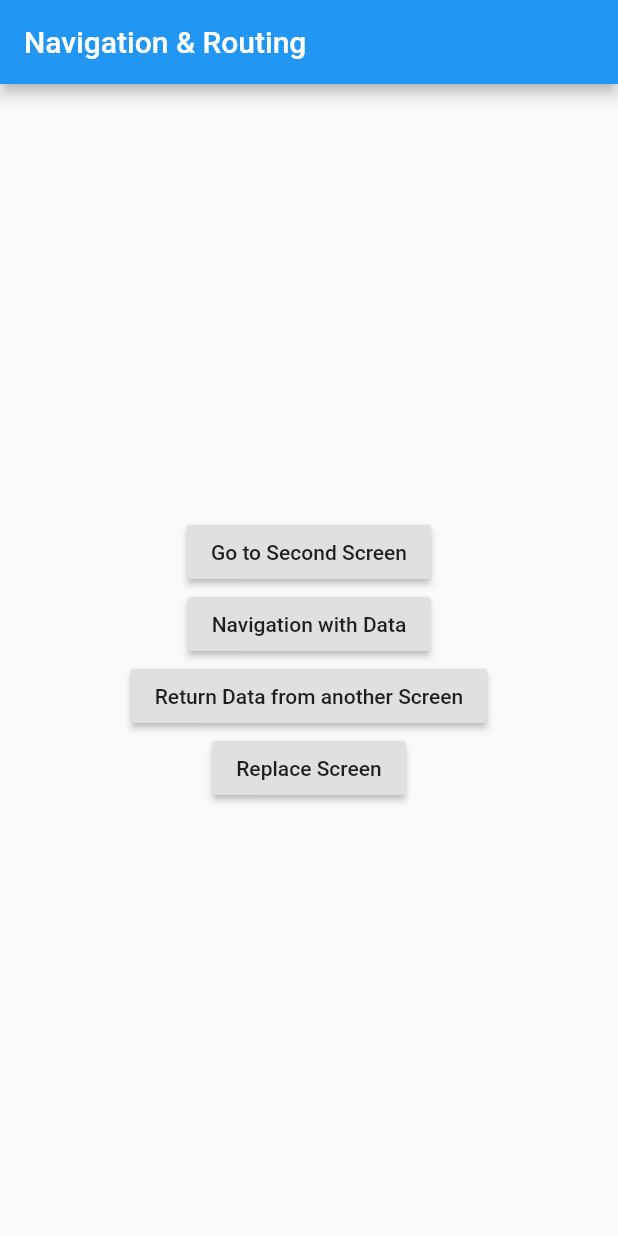
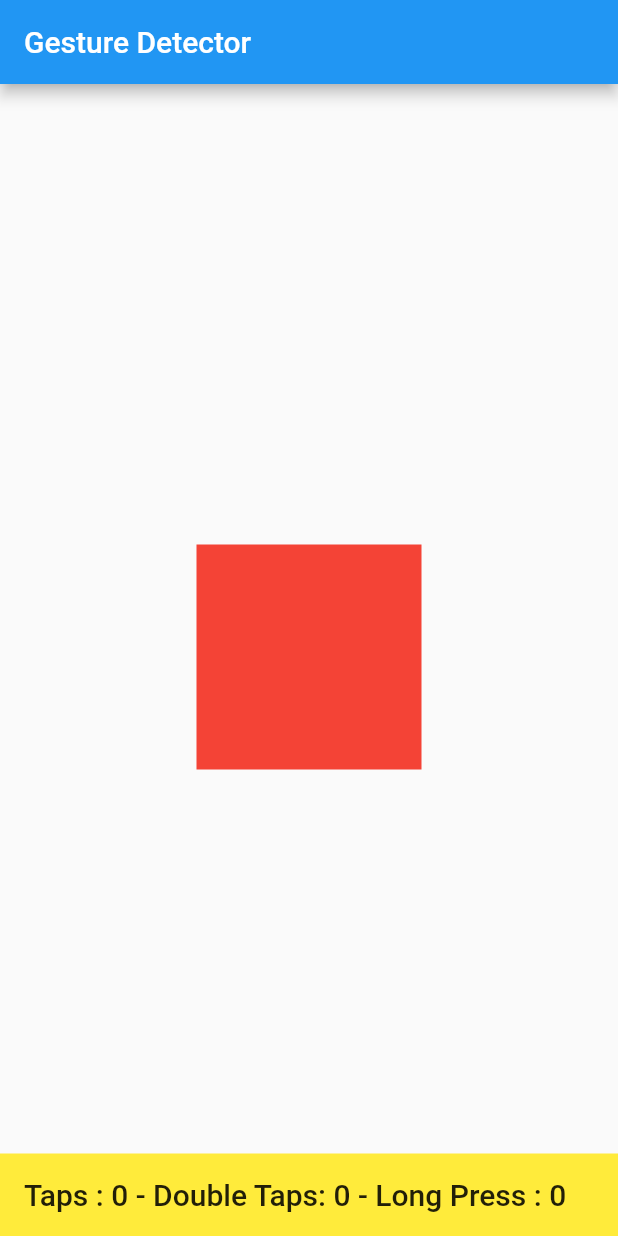
Before and after one commit to AnandaDwiprayoga/flutter-fundamental, a Flutter app: the screen it shows after launch, on a phone screen of 412 x 824 dp. Run offline on Flutter 3.47's test engine with Material 2 defaults, Android fonts, the light colour scheme and no system bars.

Commit message:
finish branch gesture

```diff
--- a/lib/FirstScreen.dart
+++ /dev/null
@@ -1,170 +0,0 @@
-import 'package:flutter/material.dart';
-
-class FirstScreen extends StatelessWidget {
-
-  final _scaffoldKey = GlobalKey<ScaffoldState>();
-
-  @override
-  Widget build(BuildContext context) {
-    return Scaffold(
-        key: _scaffoldKey,
-        appBar: AppBar(
-          title: Text('Navigation & Routing'),
-        ),
-        body: Center(
-          child: Column(
-            mainAxisAlignment: MainAxisAlignment.center,
-            children: <Widget>[
-              RaisedButton(
-                child: Text('Go to Second Screen'),
-                onPressed: (){
-                  //normal navigation menggunakan Navigator.push/pop
-                  Navigator.pushNamed(context, '/secondScreen');
-                }
-              ),
-              RaisedButton(
-                child: Text('Navigation with Data'),
-                onPressed: (){
-                  Navigator.pushNamed(context, '/secondScreenWithData', arguments: 'Hello from first Screen!');
-                }
-              ),
-              RaisedButton(
-                child: Text('Return Data from another Screen'),
-                onPressed: () async {
-                  //menggunakan async await karena pushNamed adalah future, artinya mengembalikan nilai
-                  //jadi alangkah baiknya menggunakan await untuk menunggu nilai kembalian
-                  final result = await Navigator.pushNamed(context, '/returnDataScreen');
-                  SnackBar snackBar = SnackBar(content: Text(result));
-                  //karna snackbar adalah komponen material design jadi membutuhkan
-                  //context dari scaffold kemudian menambahkan parameter key di scaffold widget
-                  //sebagai identifier nya
-                  _scaffoldKey.currentState.showSnackBar(snackBar);
-                }
-              ),
-              RaisedButton(
-                child: Text('Replace Screen'),
-                onPressed: (){
-                  Navigator.pushNamed(context, '/replacementScreen');
-                }
-              )
-            ],
-          ),
-        ),
-    );
-  }
-}
-
-class SecondScreen extends StatelessWidget {
-  @override
-  Widget build(BuildContext context) {
-    return Scaffold(
-        body: Center(
-          child: RaisedButton(
-            child: Text('Back'),
-            onPressed: (){
-              //normal navigation
-               Navigator.pop(context);
-            }
-          ),
-        ),
-    );
-  }
-}
-
-
-class SecondScreenWithData extends StatelessWidget {
-  @override
-  Widget build(BuildContext context) {
-
-    //ModalRoute.of() sama seperti intent.getXxx jika di android
-    final String data = ModalRoute.of(context).settings.arguments;
-
-    return Scaffold(
-        body: Center(
-          child: Column(
-            mainAxisAlignment: MainAxisAlignment.center,
-            children: <Widget>[
-                Text(data),
-                RaisedButton(
-                  child: Text('Back'),
-                  onPressed: (){
-                    Navigator.pop(context);
-                  }
-                ),
-            ],
-          ),
-        ),
-    );
-  }
-}
-
-
-class ReturnDataScreen extends StatelessWidget {
-
-  final textController = TextEditingController();
-
-  @override
-  Widget build(BuildContext context) {
-    return Scaffold(
-      body: Center(
-        child: Column(
-          mainAxisAlignment: MainAxisAlignment.center,
-          children: <Widget>[
-            Padding(
-              padding: const EdgeInsets.symmetric(horizontal: 16.0),
-              child: TextField(
-                controller: textController,
-                decoration: InputDecoration(labelText: 'Enter your name'),
-              ),
-            ),
-            RaisedButton(
-              child: Text('Send'),
-              onPressed: (){
-                Navigator.pop(context, textController.text);
-              }
-            )
-          ],
-        ),
-      ),
-    );
-  }
-}
-
-class ReplacementScreen extends StatelessWidget {
-  @override
-  Widget build(BuildContext context) {
-    return Scaffold(
-      body: Center(
-        child: RaisedButton(
-          child: Text('Open Another Screen'),
-          onPressed: (){
-            //pushreplacement seperti fragment tetapi tidak addToBackStage
-            Navigator.pushReplacementNamed(context, '/anotherScreen');
-          }
-        ),
-      ),
-    );
-  }
-}
-
-class AnotherScreen extends StatelessWidget {
-  @override
-  Widget build(BuildContext context) {
-    return Scaffold(
-      body: Center(
-        child: Column(
-          mainAxisAlignment: MainAxisAlignment.center,
-          children: <Widget>[
-            Text('Back to First Screen'),
-            RaisedButton(
-              child: Text('Back'),
-              onPressed: (){
-                Navigator.pop(context);
-              }
-            )
-          ],
-        ),
-      ),
-    );
-  }
-}
--- /dev/null
+++ b/lib/MyHomePage.dart
@@ -0,0 +1,103 @@
+import 'package:flutter/material.dart';
+
+class MyHomePage extends StatefulWidget {
+  @override
+  _MyHomePageState createState() => _MyHomePageState();
+}
+
+class _MyHomePageState extends State<MyHomePage> {
+
+  final double boxSize = 150;
+  int numTaps = 0;
+  int numDoubleTaps = 0;
+  int longTaps = 0;
+
+  double posX = 0.0;
+  double posY = 0.0;
+
+  void makeCenterPosition(BuildContext context){
+    posX = (MediaQuery.of(context).size.width / 2) - boxSize / 2;
+    posY = (MediaQuery.of(context).size.height / 2) - boxSize / 2 - 30;
+
+    setState(() {
+      this.posX = posX;
+      this.posY = posY;
+    });
+  }
+
+  @override
+  Widget build(BuildContext context) {
+    if(posX == 0){
+      makeCenterPosition(context);
+    }
+
+    return Scaffold(
+        appBar: AppBar(
+          title: Text('Gesture Detector'),
+        ),
+        body: Stack(
+          children: [
+            Positioned(
+              top: posY,
+              left: posX,
+              child: GestureDetector(
+                onTap: (){
+                  setState(() {
+                    numTaps++;
+                  });
+                },
+                onDoubleTap: (){
+                  setState(() {
+                    numDoubleTaps++;
+                  });
+                },
+                onLongPress: (){
+                  setState(() {
+                    longTaps++;
+                  });
+                },
+                // onVerticalDragUpdate: (DragUpdateDetails details){
+                //   setState(() {
+                //     double delta = details.delta.dy;
+                //
+                //   });
+                // },
+                // onHorizontalDragUpdate: (DragUpdateDetails details){
+                //   setState(() {
+                //     double delta = details.delta.dx;
+                //
+                //   });
+                // },
+                // karena jika menggunakan verticalDrag dan HorizontalDrag bersamaan
+                // tidak dapat melakukan pergerakan ke sumbu z maka menggunakan onPanUpdate
+                onPanUpdate: (DragUpdateDetails details){
+                  setState(() {
+                    double deltaY = details.delta.dy;
+                    double deltaX = details.delta.dx;
+
+                    posY += deltaY;
+                    posX += deltaX;
+                  });
+                },
+                child: Container(
+                  width: boxSize,
+                  height: boxSize,
+                  decoration: BoxDecoration(
+                    color: Colors.red
+                  ),
+                ),
+              ),
+            ),
+          ],
+        ),
+        bottomNavigationBar: Container(
+          color: Colors.yellow,
+          padding: const EdgeInsets.all(16),
+          child: Text(
+            "Taps : $numTaps - Double Taps: $numDoubleTaps - Long Press : $longTaps",
+            style: Theme.of(context).textTheme.headline6,
+          ),
+        ),
+    );
+  }
+}
--- a/lib/main.dart
+++ b/lib/main.dart
@@ -1,5 +1,5 @@
 import 'package:flutter/material.dart';
-import 'package:routing/FirstScreen.dart';
+import 'package:routing/MyHomePage.dart';
 
 void main() {
   runApp(MyApp());
@@ -10,20 +10,13 @@ class MyApp extends StatelessWidget {
   @override
   Widget build(BuildContext context) {
     return MaterialApp(
-      title: 'Flutter Demo Route',
+      title: 'Gesture Detector',
       theme: ThemeData(
         primarySwatch: Colors.blue
       ),
       //jika menggunakan initialRoute tidak bisa menggunakan parameter home
       initialRoute: '/',
-      routes: {
-        '/': (context) => FirstScreen(),
-        '/secondScreen' : (context) => SecondScreen(),
-        '/secondScreenWithData' : (context) => SecondScreenWithData(),
-        '/returnDataScreen' : (context) => ReturnDataScreen(),
-        '/replacementScreen' : (context) => ReplacementScreen(),
-        '/anotherScreen' : (context) => AnotherScreen()
-      },
+      home: MyHomePage(),
     );
   }
 }
```
